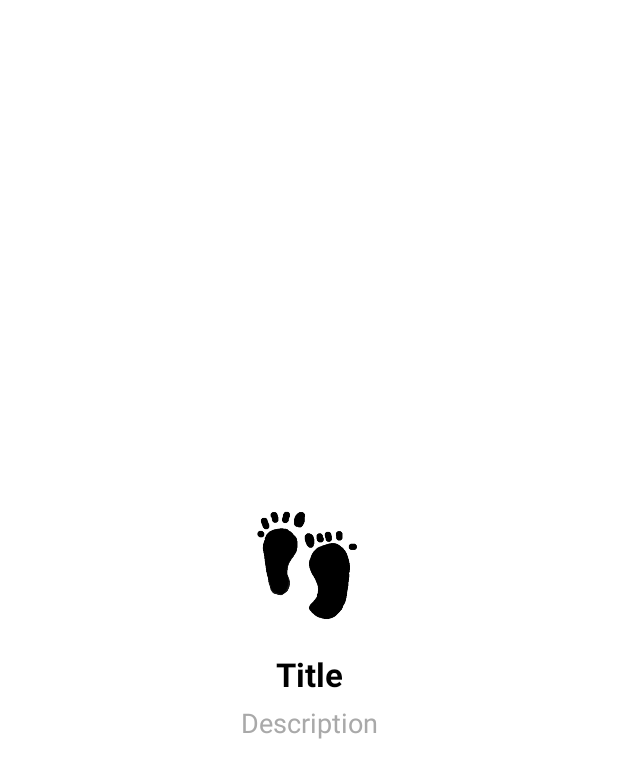
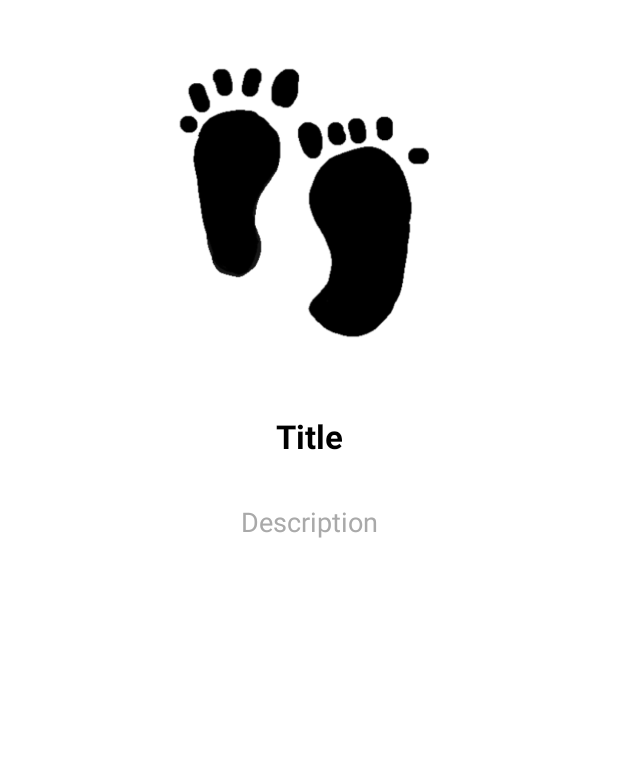
Before and after one commit to Teamdashah/team, an Android app: the layout activity_click_res.xml on its own in the app's theme, with its tools: preview values and no code run, on a phone screen of 412 x 824 dp. Shown: the top 778 px of the screen. Run offline under Robolectric (Android 15) with nearby library versions, the phone set to English and light mode, and no system bars.

```diff
--- a/app/src/main/res/layout/activity_click_res.xml
+++ b/app/src/main/res/layout/activity_click_res.xml
@@ -5,42 +5,39 @@
     android:layout_width="match_parent"
     android:layout_height="match_parent"
     android:padding="16dp"
-    android:gravity="center"
+
     tools:context=".click_res">
 
     <ImageView
-        android:layout_width="100dp"
-        android:layout_height="100dp"
+        android:layout_width="300dp"
+        android:layout_height="250dp"
         android:id="@+id/imageView"
         android:src="@drawable/main_foot"
         android:layout_centerHorizontal="true"
         />
+
     <TextView
+        android:id="@+id/a_title"
         android:layout_width="match_parent"
         android:layout_height="wrap_content"
-        android:id="@+id/a_title"
+        android:layout_below="@+id/imageView"
+        android:layout_marginTop="10dp"
+        android:gravity="center"
         android:text="Title"
+        android:textColor="@color/black"
         android:textSize="22sp"
-        android:textStyle="bold"
-        android:textColor="@color/black"
-        android:gravity="center"
-        android:layout_below="@+id/imageView"
-        android:layout_centerHorizontal="true"
-        android:layout_marginTop="5dp"
-        />
+        android:textStyle="bold" />
 
     <TextView
+        android:id="@+id/a_description"
         android:layout_width="match_parent"
         android:layout_height="wrap_content"
-        android:id="@+id/a_description"
+        android:layout_below="@+id/a_title"
+        android:layout_marginTop="30dp"
+        android:gravity="center"
         android:text="Description"
-        android:textSize="18sp"
         android:textColor="@color/lightGrayColor"
-        android:layout_below="@+id/a_title"
-        android:gravity="center"
-        android:layout_centerHorizontal="true"
-        android:layout_marginTop="5dp"
-        />
+        android:textSize="18sp" />
 
 
 </RelativeLayout>
```
